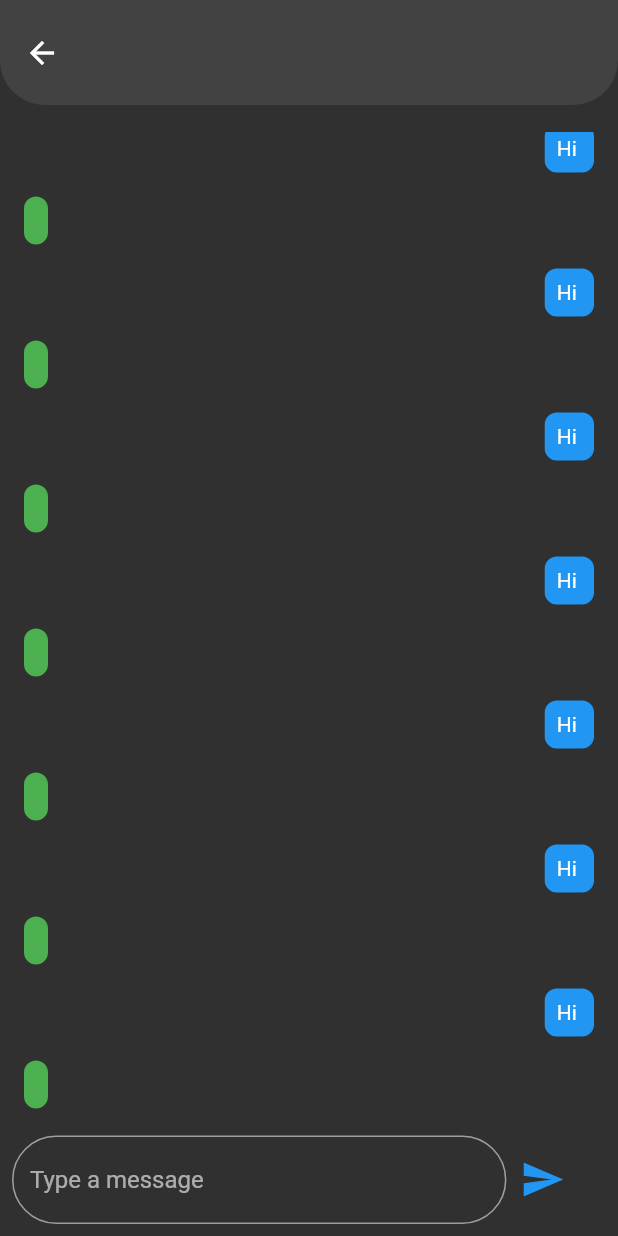
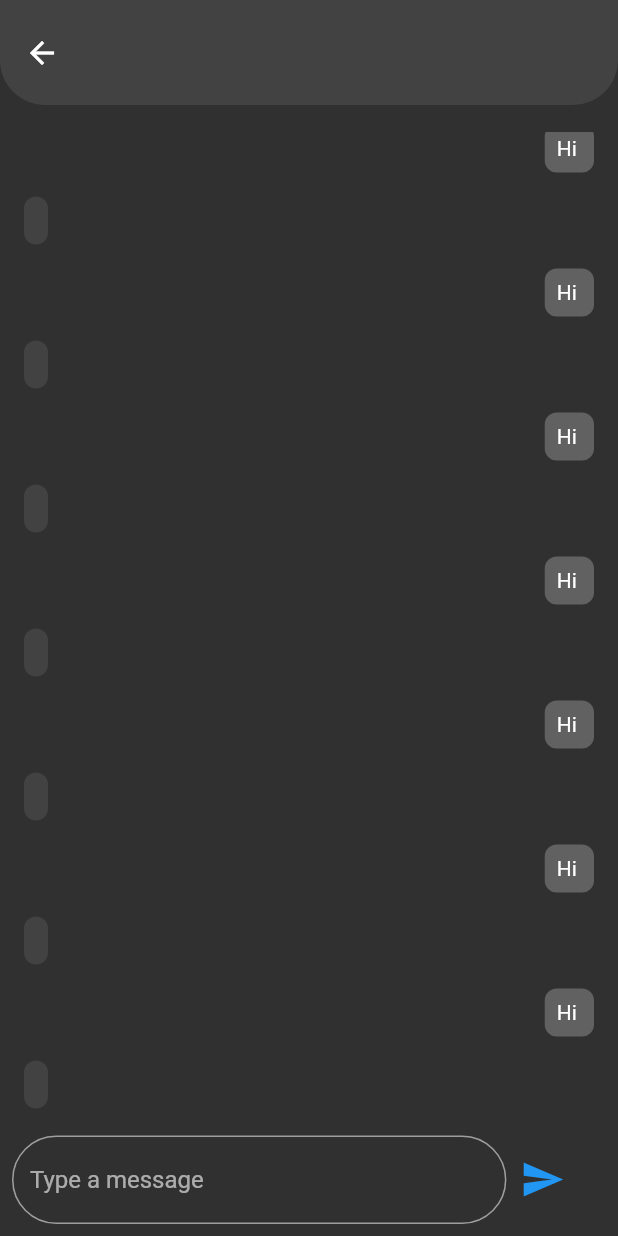
Before and after one commit to abdelazizrashed/Howdy-Encrypted-Messaging, a Flutter app: the ChatRoomPage screen opened directly with empty values, on a phone screen of 412 x 824 dp. Run offline on Flutter 3.47's test engine with Material 2 defaults, Android fonts, the phone set to English and light mode, and no system bars; our stand-ins replace bloc, cloud_firestore, equatable, file_picker, firebase_auth, firebase_core and 8 more; accounts and stored records are empty.

Commit message:
Modify Chat room colors

```diff
--- /dev/null
+++ b/lib/features/chats/models/message_direction.dart
@@ -0,0 +1,4 @@
+enum MessageDirection {
+  recieved,
+  sent,
+}
--- a/lib/features/chats/models/message_type.dart
+++ /dev/null
@@ -1,4 +0,0 @@
-enum MessageType {
-  recieved,
-  sent,
-}
--- a/lib/features/chats/models/models.dart
+++ b/lib/features/chats/models/models.dart
@@ -1,5 +1,5 @@
 export 'call_type.dart';
 export 'call_status.dart';
-export 'message_type.dart';
+export 'message_direction.dart';
 export "message_model.dart";
 export 'friend_list_item_model.dart';
--- a/lib/features/chats/ui/widgets/recieved_message.dart
+++ b/lib/features/chats/ui/widgets/recieved_message.dart
@@ -13,9 +13,9 @@ class RecievedMessage extends StatelessWidget {
         child: Container(
           constraints:
               BoxConstraints(maxWidth: MediaQuery.of(context).size.width * 0.6),
-          decoration: const BoxDecoration(
-            borderRadius: BorderRadius.all(Radius.circular(8)),
-            color: Colors.green,
+          decoration: BoxDecoration(
+            borderRadius: const BorderRadius.all(Radius.circular(8)),
+            color: Theme.of(context).cardColor,
           ),
           child: Padding(
             padding: const EdgeInsets.all(8.0),
--- a/lib/features/chats/ui/widgets/sent_message.dart
+++ b/lib/features/chats/ui/widgets/sent_message.dart
@@ -13,9 +13,9 @@ class SentMessage extends StatelessWidget {
         child: Container(
           constraints:
               BoxConstraints(maxWidth: MediaQuery.of(context).size.width * 0.6),
-          decoration: const BoxDecoration(
-            borderRadius: BorderRadius.all(Radius.circular(8)),
-            color: Colors.blue,
+          decoration: BoxDecoration(
+            borderRadius: const BorderRadius.all(Radius.circular(8)),
+            color: Colors.grey.shade700,
           ),
           child: Padding(
             padding: const EdgeInsets.all(8.0),
```
